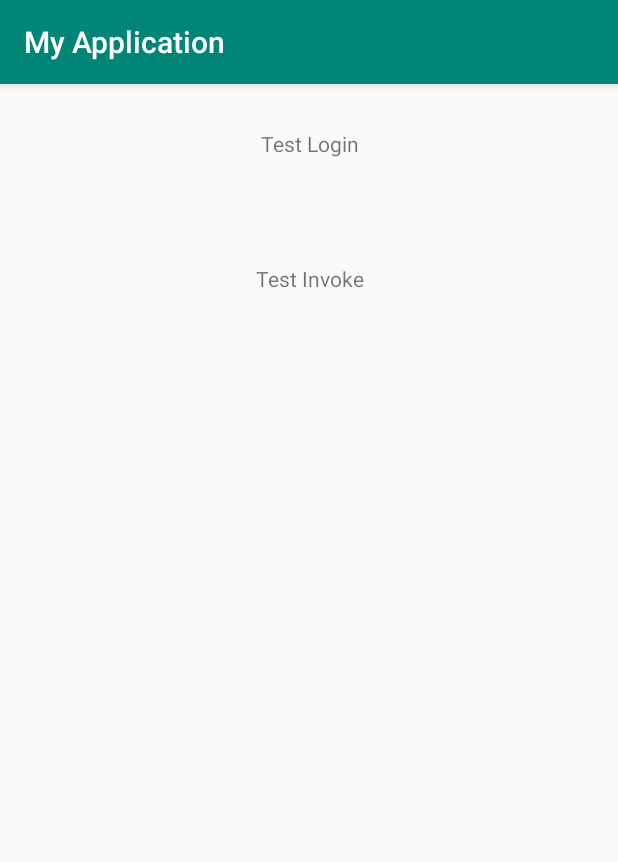
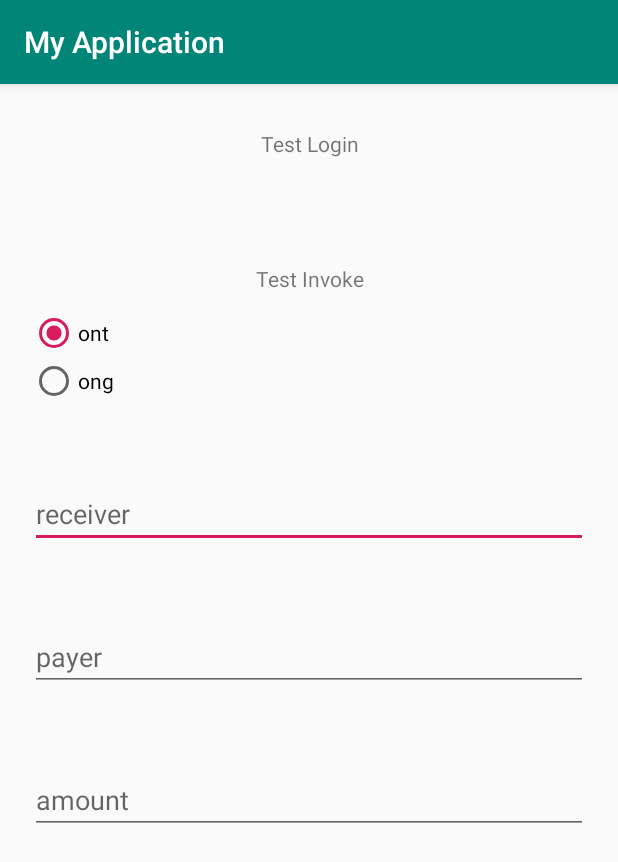
Before and after one commit to ontio-cyano/android-app-demo, an Android app: the screen it shows after launch (MainActivity), after a tap on "Test Invoke", on a phone screen of 412 x 824 dp. Shown: the top 862 px of the screen. Run offline under Robolectric (Android 15) with nearby library versions, the phone set to English and light mode, and no system bars.

Commit message:
add TransactionUtil

```diff
--- a/app/src/main/java/com/github/cyano/demo/MainActivity.java
+++ b/app/src/main/java/com/github/cyano/demo/MainActivity.java
@@ -7,13 +7,21 @@ import android.content.pm.PackageManager;
 import android.net.Uri;
 import android.os.Bundle;
 import android.support.v7.app.AppCompatActivity;
+import android.text.TextUtils;
 import android.util.Base64;
 import android.view.View;
+import android.widget.EditText;
+import android.widget.RadioButton;
+import android.widget.RadioGroup;
 import android.widget.TextView;
 import android.widget.Toast;
 
+import org.json.JSONException;
+import org.json.JSONObject;
+
 import java.util.List;
 import java.util.Locale;
+import java.util.Map;
 
 public class MainActivity extends AppCompatActivity {
 
@@ -25,6 +33,12 @@ public class MainActivity extends AppCompatActivity {
         // Example of a call to a native method
         TextView tvLogin = findViewById(R.id.sample_text);
         TextView tvInvoke = findViewById(R.id.sample_text1);
+        final EditText etPayer = findViewById(R.id.et_payer);
+        final EditText etReceiver = findViewById(R.id.et_receiver);
+        final EditText etAmount = findViewById(R.id.et_amount);
+        final RadioButton rbOnt = findViewById(R.id.rb_ont);
+        final RadioButton rbOng = findViewById(R.id.rb_ong);
+
         tvLogin.setOnClickListener(new View.OnClickListener() {
             @Override
             public void onClick(View view) {
@@ -35,8 +49,31 @@ public class MainActivity extends AppCompatActivity {
         tvInvoke.setOnClickListener(new View.OnClickListener() {
             @Override
             public void onClick(View view) {
-                String data = "{\"action\":\"invoke\",\"version\":\"v1.0.0\",\"id\":\"10ba038e-48da-487b-96e8-8d3b99b6d18a\",\"params\":{\"login\":true,\"qrcodeUrl\":\"http://101.132.193.149:4027/qrcode/AUr5QUfeBADq6BMY6Tp5yuMsUNGpsD7nLZ\",\"message\":\"will pay 1 ONT in this transaction\",\"callback\":\"http://101.132.193.149:4027/invoke/callback\"}}";
-                sendData(data);
+                if (!TextUtils.isEmpty(etPayer.getText().toString()) && !TextUtils.isEmpty(etReceiver.getText().toString()) && !TextUtils.isEmpty(etAmount.getText().toString())) {
+                    String payer = etPayer.getText().toString();
+                    String receiver = etReceiver.getText().toString();
+                    String amountStr = etAmount.getText().toString();
+                    Map param;
+                    if (rbOng.isChecked()) {
+                        param = TransactionUtil.transferParam(rbOng.getText().toString(), payer, receiver, (long) Double.parseDouble(amountStr) * 1000000000);
+                    } else {
+                        param = TransactionUtil.transferParam(rbOnt.getText().toString(), payer, receiver, Long.parseLong(amountStr));
+                    }
+                    try {
+                        JSONObject jsonObject = new JSONObject();
+                        jsonObject.put("action", "invoke");
+                        jsonObject.put("version", "v1.0.0");
+                        jsonObject.put("id", "10ba038e-48da-487b-96e8-8d3b99b6d18a");
+                        JSONObject jsonParam = new JSONObject();
+                        jsonParam.put("invokeConfig", new JSONObject(param));
+                        jsonParam.put("callback", "http://101.132.193.149:4027/invoke/callback");
+                        jsonParam.put("message", "will pay 1 ONT in this transaction");
+                        jsonObject.put("params", jsonParam);
+                        sendData(jsonObject.toString());
+                    } catch (JSONException e) {
+                        e.printStackTrace();
+                    }
+                }
             }
         });
     }
@@ -50,12 +87,12 @@ public class MainActivity extends AppCompatActivity {
             intent.setData(Uri.parse("ontprovider://ont.io?param=" + sendData));
             intent.addCategory("android.intent.category.DEFAULT");
             startActivity(intent);
-        }else {
+        } else {
             Toast.makeText(MainActivity.this, "Not Installed", Toast.LENGTH_LONG).show();
         }
     }
 
-    private static String PACK_NAME = "com.github.ont.cyanowallet";
+    private static String PACK_NAME = "com.github.ontio.onto";
 
     public static boolean isInstallApp(Context context) {
         final PackageManager packageManager = context.getPackageManager();// 获取packagemanager
--- a/app/src/main/res/layout/activity_main.xml
+++ b/app/src/main/res/layout/activity_main.xml
@@ -13,24 +13,58 @@
         android:layout_width="200dp"
         android:layout_height="40dp"
         android:layout_gravity="center"
+        android:gravity="center"
+        android:text="Test Login"
         app:layout_constraintBottom_toBottomOf="parent"
         app:layout_constraintLeft_toLeftOf="parent"
         app:layout_constraintRight_toRightOf="parent"
-        app:layout_constraintTop_toTopOf="parent"
-        android:gravity="center"
-        android:text="Test Login"/>
+        app:layout_constraintTop_toTopOf="parent" />
 
     <TextView
         android:id="@+id/sample_text1"
         android:layout_width="200dp"
         android:layout_height="40dp"
+        android:layout_gravity="center"
         android:layout_marginTop="50dp"
-        android:layout_gravity="center"
+        android:gravity="center"
+        android:text="Test Invoke"
         app:layout_constraintBottom_toBottomOf="parent"
         app:layout_constraintLeft_toLeftOf="parent"
         app:layout_constraintRight_toRightOf="parent"
-        app:layout_constraintTop_toTopOf="parent"
-        android:gravity="center"
-        android:text="Test Invoke"/>
+        app:layout_constraintTop_toTopOf="parent" />
+    <RadioGroup
+        android:id="@+id/rg_type"
+        android:layout_width="wrap_content"
+        android:layout_height="wrap_content">
+        <RadioButton
+            android:id="@+id/rb_ont"
+            android:layout_width="wrap_content"
+            android:layout_height="wrap_content"
+            android:checked="true"
+            android:text="ont"/>
+        <RadioButton
+            android:id="@+id/rb_ong"
+            android:layout_width="wrap_content"
+            android:layout_height="wrap_content"
+            android:text="ong"/>
+    </RadioGroup>
 
+    <EditText
+        android:id="@+id/et_receiver"
+        android:layout_marginTop="50dp"
+        android:layout_width="match_parent"
+        android:layout_height="wrap_content"
+        android:hint="receiver"/>
+    <EditText
+        android:id="@+id/et_payer"
+        android:layout_marginTop="50dp"
+        android:layout_width="match_parent"
+        android:layout_height="wrap_content"
+        android:hint="payer"/>
+    <EditText
+        android:id="@+id/et_amount"
+        android:layout_marginTop="50dp"
+        android:layout_width="match_parent"
+        android:layout_height="wrap_content"
+        android:hint="amount"/>
 </LinearLayout>
```
Also changed, not shown: app/src/main/java/com/github/cyano/demo/TransactionUtil.java (added, +97 -0 lines).
